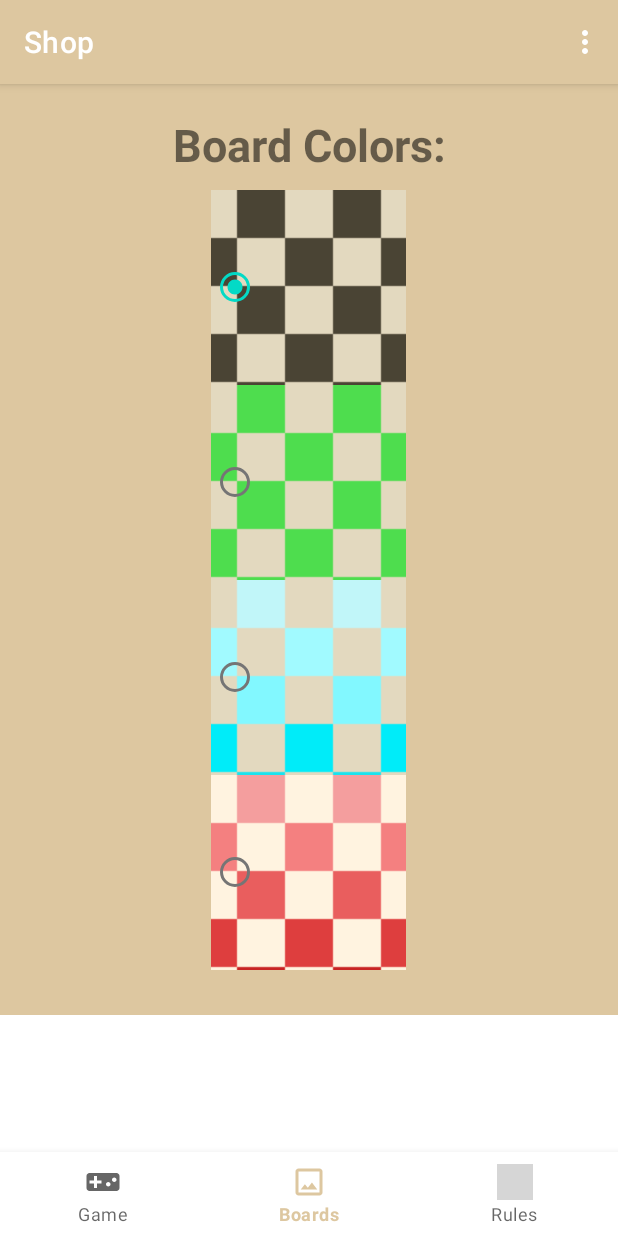
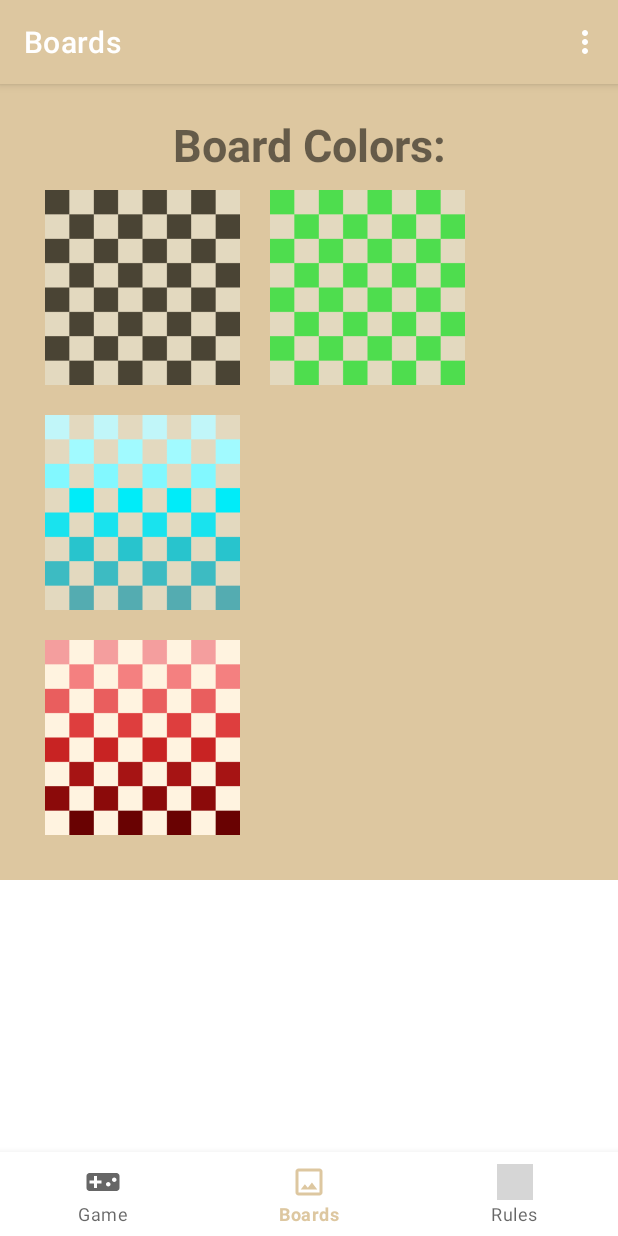
Before and after one commit to TheFadedOne/CoolCheckers, an Android app: the ShopFragment screen opened through its navigation route, on a phone screen of 412 x 824 dp. Run offline under Robolectric (Android 15) with nearby library versions, the light colour scheme and no system bars; our stand-ins replace navigation-ui; grey boxes are pictures that could not be loaded.

Commit message:
try commit again
pls work

```diff
--- a/app/src/main/java/com/zybooks/coolcheckers/ShopFragment.java
+++ b/app/src/main/java/com/zybooks/coolcheckers/ShopFragment.java
@@ -5,68 +5,11 @@ import androidx.fragment.app.Fragment;
 import android.view.LayoutInflater;
 import android.view.View;
 import android.view.ViewGroup;
-import android.content.Context;
-import android.content.SharedPreferences;
-import android.widget.RadioButton;
-import android.widget.RadioGroup;
 import androidx.annotation.NonNull;
 
 public class ShopFragment extends Fragment {
-
     public View onCreateView(@NonNull LayoutInflater inflater,
                              ViewGroup container, Bundle savedInstanceState) {
-
-        View rootView = inflater.inflate(R.layout.fragment_shop, container, false);
-        SharedPreferences sharedPref = requireActivity().getPreferences(Context.MODE_PRIVATE);
-
-        //added
-        int boardColor = sharedPref.getInt("drawable", R.drawable.checkerboard);
-        int board_radio = R.id.radio_brown;
-
-        if(boardColor == R.drawable.checkerboardgreen){
-            board_radio = R.id.radio_green;
-        }
-        else if(boardColor == R.drawable.checkerboardice){
-            board_radio = R.id.radio_ice;
-        }
-        else if(boardColor == R.drawable.checkerboardruby){
-            board_radio = R.id.radio_ruby;
-        }
-
-        RadioButton radio = rootView.findViewById(board_radio);
-        radio.setChecked(true);
-
-        RadioGroup shopRadioGroup = rootView.findViewById(R.id.shop_buttons);
-        for (int i = 0; i < shopRadioGroup.getChildCount(); i++) {
-            radio = (RadioButton) shopRadioGroup.getChildAt(i);
-            radio.setOnClickListener(this::boardChange);
-        }
-
-        return rootView;
-    }
-
-    private void boardChange(View view) {
-        int colorId = R.color.dark_square;
-
-        //added
-        int boardColor = R.drawable.checkerboard;
-
-        if(view.getId() == R.id.radio_green){
-            boardColor = R.drawable.checkerboardgreen;
-        }
-        else if(view.getId() == R.id.radio_ice){
-            boardColor = R.drawable.checkerboardice;
-        }
-        else if(view.getId() == R.id.radio_ruby){
-            boardColor = R.drawable.checkerboardruby;
-
-        }
-
-        SharedPreferences sharedPref = requireActivity().getPreferences(Context.MODE_PRIVATE);
-        SharedPreferences.Editor editor = sharedPref.edit();
-        //added
-        editor.putInt("drawable", boardColor);
-        editor.apply();
-
+        return inflater.inflate(R.layout.fragment_shop, container, false);
     }
 }
--- a/app/src/main/res/layout/fragment_rules.xml
+++ b/app/src/main/res/layout/fragment_rules.xml
@@ -5,12 +5,12 @@
     android:layout_width="match_parent"
     android:layout_height="fill_parent"
     android:background="@color/beige"
-    android:padding="10dp"
+    android:padding="15dp"
     android:orientation="vertical">
 
     <TextView
         android:id="@+id/rules_text"
-        android:textSize="36sp"
+        android:textSize="40sp"
         android:textStyle="bold"
         android:text="@string/rules"
         android:layout_width="wrap_content"
--- a/app/src/main/res/layout/fragment_shop.xml
+++ b/app/src/main/res/layout/fragment_shop.xml
@@ -15,43 +15,38 @@
         android:textStyle="bold"
         android:gravity="center" />
 
-    <RadioGroup
-        android:id="@+id/shop_buttons"
+    <LinearLayout
         android:layout_width="wrap_content"
-        android:layout_height="wrap_content"
-        android:padding="10dp"
-        android:layout_gravity="center"
-        android:orientation="vertical" >
+        android:layout_height="wrap_content">
 
-        <RadioButton
-            android:id="@+id/radio_brown"
-            android:text="@string/board1"
-            android:drawableTop="@drawable/checkerboard"
-            android:layout_width="130dp"
-            android:layout_height="130dp"
-            style="@style/shop_text"/>
+        <ImageView
+            android:layout_width="150dp"
+            android:layout_height="150dp"
+            android:src="@drawable/checkerboard"
+            android:padding="10dp">
+        </ImageView>
 
-        <RadioButton
-            android:id="@+id/radio_green"
-            android:text="@string/board2"
-            android:drawableTop="@drawable/checkerboardgreen"
-            android:layout_width="130dp"
-            android:layout_height="130dp"
-            style="@style/shop_text"/>
+        <ImageView
+            android:layout_width="150dp"
+            android:layout_height="150dp"
+            android:src="@drawable/checkerboardgreen"
+            android:padding="10dp">
+        </ImageView>
 
-        <RadioButton
-            android:id="@+id/radio_ice"
-            android:text="@string/board3"
-            android:drawableTop="@drawable/checkerboardice"
-            android:layout_width="130dp"
-            android:layout_height="130dp" />
+    </LinearLayout>
 
-        <RadioButton
-            android:id="@+id/radio_ruby"
-            android:text="@string/board4"
-            android:drawableTop="@drawable/checkerboardruby"
-            android:layout_width="130dp"
-            android:layout_height="130dp" />
-    </RadioGroup>
+    <ImageView
+        android:layout_width="150dp"
+        android:layout_height="150dp"
+        android:src="@drawable/checkerboardice"
+        android:padding="10dp" >
+    </ImageView>
+
+    <ImageView
+        android:layout_width="150dp"
+        android:layout_height="150dp"
+        android:src="@drawable/checkerboardruby"
+        android:padding="10dp" >
+    </ImageView>
 
 </LinearLayout>
--- a/app/src/main/res/navigation/nav_graph.xml
+++ b/app/src/main/res/navigation/nav_graph.xml
@@ -14,7 +14,7 @@
     <fragment
         android:id="@+id/navigation_shop"
         android:name="com.zybooks.coolcheckers.ShopFragment"
-        android:label="@string/shop"
+        android:label="@string/boards"
         tools:layout="@layout/fragment_shop" />
 
     <fragment
--- a/app/src/main/res/values/strings.xml
+++ b/app/src/main/res/values/strings.xml
@@ -5,7 +5,6 @@
 
     //try out nav
     <string name="game">Game</string>
-    <string name="shop">Shop</string>
     <string name="boards">Boards</string>
     <string name="rules_nav">Rules</string>
 
@@ -26,8 +25,6 @@
     <string name="capture">Capture</string>
     <string name="capture_rule">To capture a piece of your opponent, your piece leaps over one of the opponent\'s pieces and lands in a straight diagonal line on the other side. This landing square must be empty.</string>
     <string name="capture_rule2">When a piece is captured, it is removed from the board.</string>
-    //maybe delete the capture rule 3
-    <string name="capture_rule3">Single pieces may shift direction diagonally during a multiple capture turn, but must always jump forward (toward the opponent).</string>
     <string name="upgrade">Upgrade a piece</string>
     <string name="upgrade_rule">When a piece reaches the furthest row, it is crowned and becomes a king.</string>
     <string name="upgrade_rule2">Kings are limited to moving diagonally but can move both forward and backward.</string>
```
